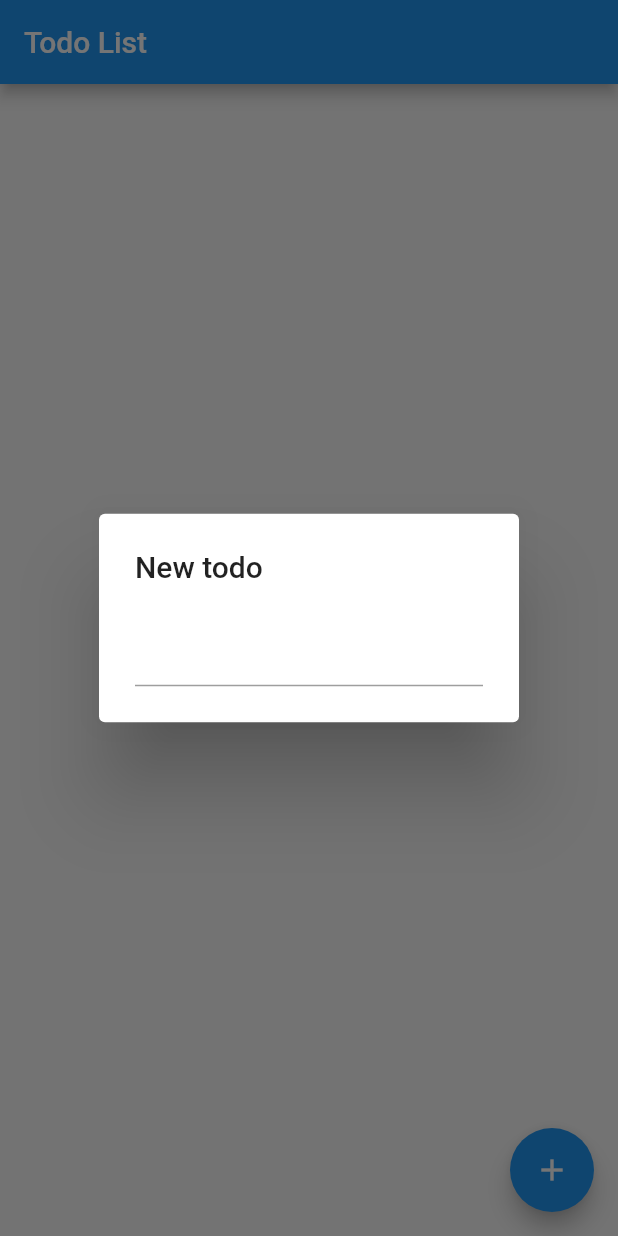
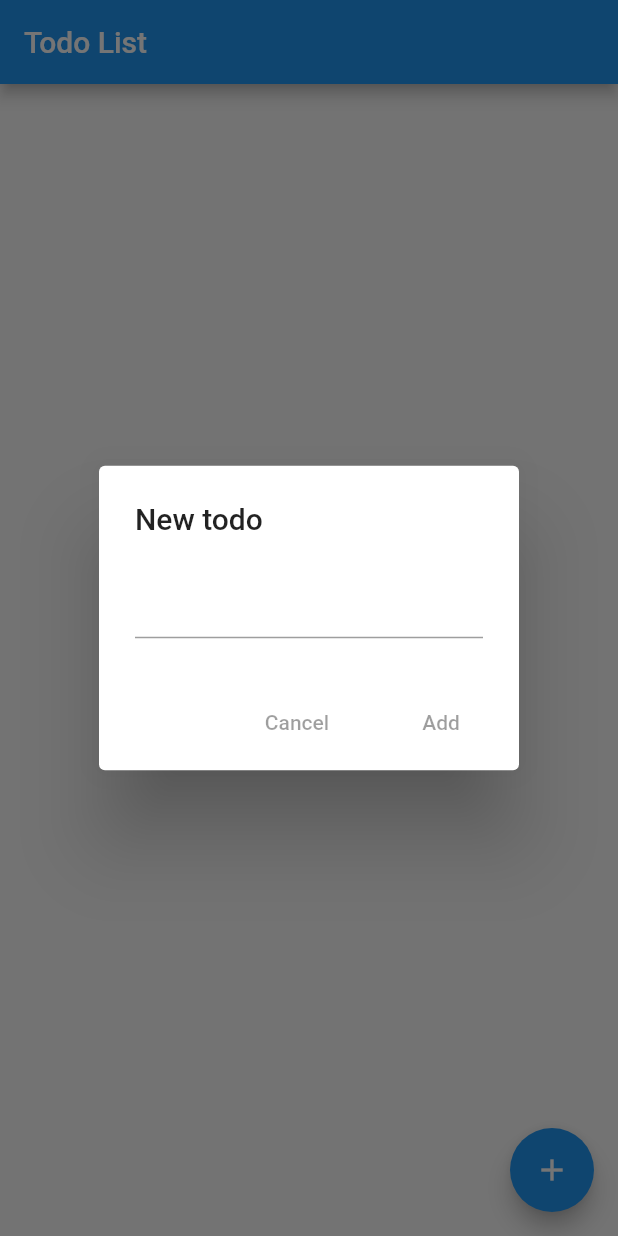
Before and after one commit to lesnitsky/todolist_flutter, a Flutter app: the screen it shows after launch, after a tap on the "add" icon, on a phone screen of 412 x 824 dp. Run offline on Flutter 3.47's test engine with Material 2 defaults, Android fonts, the phone set to English and light mode, and no system bars.

Commit message:
and two action buttons: `Cancel` and `Add`

```diff
--- a/lib/todo_list.dart
+++ b/lib/todo_list.dart
@@ -34,6 +34,14 @@ class _TodoListState extends State<TodoList> {
         return AlertDialog(
           title: Text('New todo'),
           content: TextField(),
+          actions: <Widget>[
+            FlatButton(
+              child: Text('Cancel'),
+            ),
+            FlatButton(
+              child: Text('Add'),
+            ),
+          ],
         );
       },
     );
```
